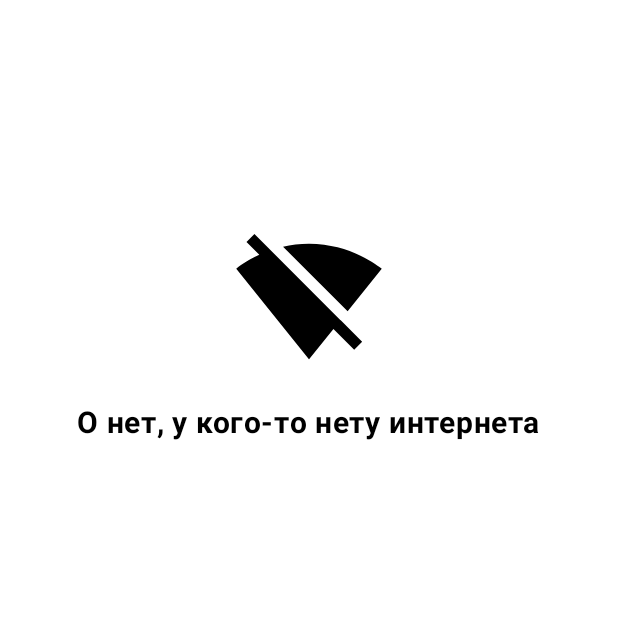
After one commit to RxNaison/KuzbassMarks, an Android app built with Jetpack Compose: the composable NoConnectionScreen shown on its own in the app's theme, on a phone screen of 412 x 824 dp, the top half of it. The commit adds this screen. Run offline under Robolectric (Android 15) with nearby library versions, the phone set to English and light mode, and no system bars.

Commit message:
Added connection check

```diff
--- a/app/build.gradle.kts
+++ b/app/build.gradle.kts
@@ -41,6 +41,9 @@ android {
 
 dependencies {
 
+    implementation(libs.androidx.lifecycle.runtime.compose)
+    implementation(libs.androidx.lifecycle.viewmodel.compose)
+
     implementation(libs.androidx.core.ktx)
     implementation(libs.androidx.lifecycle.runtime.ktx)
     implementation(libs.androidx.activity.compose)
--- a/app/src/main/java/com/rx/kuzbassmarks/screens/DetailsBottomSheet.kt
+++ b/app/src/main/java/com/rx/kuzbassmarks/screens/DetailsBottomSheet.kt
@@ -26,6 +26,7 @@ import com.rx.kuzbassmarks.ui.theme.LightOrange
 fun DetailsBottomSheet(
     place: Place,
     isAboutVisible: Boolean,
+    isConnected: Boolean,
     onClose: () -> Unit,
     onDetailsClick: () -> Unit
 ) {
@@ -45,6 +46,7 @@ fun DetailsBottomSheet(
                 place = place,
                 isAboutVisible = isAboutVisible,
                 isVisible = isVisible[0],
+                isConnected,
                 onClose,
                 onDetailsClick = {
                     isVisible.indices.forEach { isVisible[it] = it == 0 }
@@ -61,6 +63,7 @@ fun DetailsBottomSheet(
                     place = subPlace,
                     isAboutVisible = isSubPlaceAboutVisible,
                     isVisible = isVisible[index + 1],
+                    isConnected,
                     onClose,
                     onDetailsClick = {
                         isVisible.indices.forEach { isVisible[it] = it == index + 1 }
@@ -78,6 +81,7 @@ private fun ShowPlaceInfo(
     place: Place,
     isAboutVisible: Boolean,
     isVisible: Boolean,
+    isConnected: Boolean,
     onClose: () -> Unit,
     onDetailsClick: () -> Unit
 ) {
@@ -126,7 +130,7 @@ private fun ShowPlaceInfo(
                 visible = isAboutVisible,
                 enter = slideInVertically(initialOffsetY = { fullHeight -> fullHeight })
             ) {
-                AboutScreen(place, onClose)
+                AboutScreen(place, isConnected, onClose)
             }
         }
     }
--- /dev/null
+++ b/app/src/main/java/com/rx/kuzbassmarks/screens/NoConnectionScreen.kt
@@ -0,0 +1,64 @@
+package com.rx.kuzbassmarks.screens
+
+import androidx.compose.animation.AnimatedVisibility
+import androidx.compose.animation.slideInVertically
+import androidx.compose.foundation.Image
+import androidx.compose.foundation.background
+import androidx.compose.foundation.layout.Box
+import androidx.compose.foundation.layout.Column
+import androidx.compose.foundation.layout.fillMaxSize
+import androidx.compose.foundation.layout.padding
+import androidx.compose.foundation.layout.size
+import androidx.compose.material3.Text
+import androidx.compose.runtime.Composable
+import androidx.compose.ui.Alignment
+import androidx.compose.ui.Modifier
+import androidx.compose.ui.graphics.Color
+import androidx.compose.ui.layout.ContentScale
+import androidx.compose.ui.res.painterResource
+import androidx.compose.ui.res.stringResource
+import androidx.compose.ui.text.font.FontFamily
+import androidx.compose.ui.text.font.FontWeight
+import androidx.compose.ui.unit.dp
+import androidx.compose.ui.unit.sp
+import com.rx.kuzbassmarks.R
+
+@Composable
+fun NoConnectionScreen(isConnected: Boolean)
+{
+    AnimatedVisibility(
+        visible = !isConnected,
+        enter = slideInVertically(initialOffsetY = { fullHeight -> fullHeight })
+    ) {
+        Column(
+            modifier = Modifier
+                .fillMaxSize()
+                .background(Color.White)
+        ) {
+            Box(
+                modifier = Modifier
+                    .padding(top = 150.dp)
+                    .align(Alignment.CenterHorizontally)
+            ) {
+                Image(
+                    painter = painterResource(id = R.drawable.baseline_signal_wifi_off),
+                    contentDescription = "wifi icon",
+                    contentScale = ContentScale.FillBounds,
+                    modifier = Modifier
+                        .size(100.dp)
+                        .align(Alignment.Center)
+                )
+            }
+            Text(
+                text = stringResource(R.string.noInternet),
+                fontSize = 20.sp,
+                fontWeight = FontWeight.Bold,
+                fontFamily = FontFamily.SansSerif,
+                color = Color.Black,
+                modifier = Modifier
+                    .padding(top = 20.dp)
+                    .align(Alignment.CenterHorizontally)
+            )
+        }
+    }
+}
--- /dev/null
+++ b/app/src/main/res/drawable/baseline_signal_wifi_off.xml
@@ -0,0 +1,5 @@
+<vector xmlns:android="http://schemas.android.com/apk/res/android" android:height="24dp" android:tint="#000000" android:viewportHeight="24" android:viewportWidth="24" android:width="24dp">
+
+    <path android:fillColor="@android:color/white" android:pathData="M23.64,7c-0.45,-0.34 -4.93,-4 -11.64,-4 -1.5,0 -2.89,0.19 -4.15,0.48L18.18,13.8 23.64,7zM17.04,15.22L3.27,1.44 2,2.72l2.05,2.06C1.91,5.76 0.59,6.82 0.36,7l11.63,14.49 0.01,0.01 0.01,-0.01 3.9,-4.86 3.32,3.32 1.27,-1.27 -3.46,-3.46z"/>
+
+</vector>
--- a/app/src/main/res/values/strings.xml
+++ b/app/src/main/res/values/strings.xml
@@ -1,5 +1,5 @@
 <resources>
-    <string name="app_name">KuzbassMarks</string>
+    <string name="app_name">СЕКТОР-КУЗБАСС</string>
 
     <string name="tomskWrite_title">Томская писаница</string>
     <string name="kuzFortress_title">Кузнецкая крепость</string>
@@ -277,6 +277,7 @@
     <string name="info">Информация</string>
     <string name="iventsMap">Карта событий</string>
     <string name="showOnMap">Показать на карте</string>
+    <string name="noInternet">О нет, у кого-то нету интернета</string>
     <string name="elipse" translatable="false">elipse</string>
 
     <string name="tomskWrite_modelPath" translatable="false">TomskWrite.glb</string>
--- a/gradle/libs.versions.toml
+++ b/gradle/libs.versions.toml
@@ -9,6 +9,7 @@ lifecycleRuntimeKtx = "2.6.1"
 activityCompose = "1.8.0"
 composeBom = "2024.04.01"
 browser = "1.8.0"
+lifecycle = "2.8.7"
 
 
 [libraries]
@@ -28,6 +29,9 @@ androidx-ui-test-junit4 = { group = "androidx.compose.ui", name = "ui-test-junit
 androidx-material3 = { group = "androidx.compose.material3", name = "material3" }
 androidx-browser = { group = "androidx.browser", name = "browser", version.ref = "browser" }
 
+androidx-lifecycle-runtime-compose = { group = "androidx.lifecycle", name = "lifecycle-runtime-compose", version.ref = "lifecycle" }
+androidx-lifecycle-viewmodel-compose = { group = "androidx.lifecycle", name = "lifecycle-viewmodel-compose", version.ref = "lifecycle" }
+
 [plugins]
 android-application = { id = "com.android.application", version.ref = "agp" }
 kotlin-android = { id = "org.jetbrains.kotlin.android", version.ref = "kotlin" }
```
Also changed, not shown: app/src/main/java/com/rx/kuzbassmarks/MainActivity.kt (+14 -11 lines), app/src/main/java/com/rx/kuzbassmarks/screens/AboutScreen.kt (+5 -29 lines), app/src/main/java/com/rx/kuzbassmarks/screens/MapScreen.kt (+4 -16 lines), app/src/main/java/com/rx/kuzbassmarks/utils/AndroidConnectivityObserver.kt (added, +55 -0 lines), app/src/main/java/com/rx/kuzbassmarks/utils/ConnectivityObserver.kt (added, +7 -0 lines), app/src/main/java/com/rx/kuzbassmarks/utils/ConnectivityViewModel.kt (added, +19 -0 lines), 1 other file.
